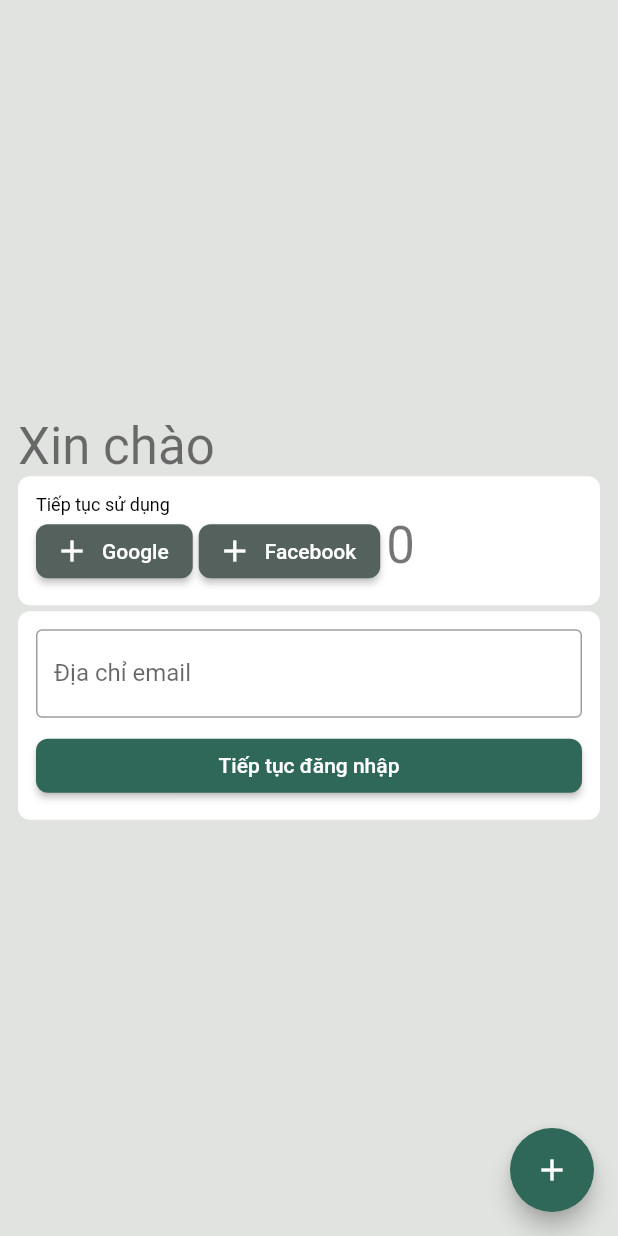
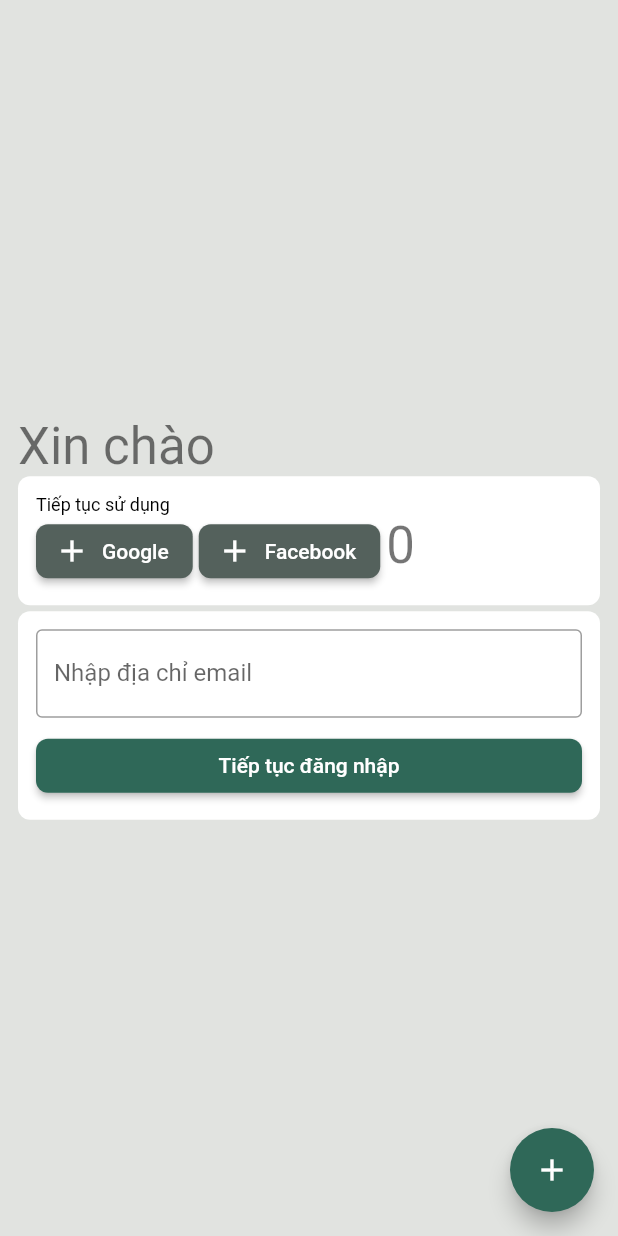
Before and after one commit to solirjin/flutter_application_1, a Flutter app: the screen it shows after launch, on a phone screen of 412 x 824 dp. Run offline on Flutter 3.47's test engine with Material 2 defaults, Android fonts, the phone set to English and light mode, and no system bars.

Commit message:
Update main.dart

```diff
--- a/lib/main.dart
+++ b/lib/main.dart
@@ -194,8 +194,8 @@ class _MyHomePageState extends State<MyHomePage> {
                     // style: Theme.of(context).textTheme.headlineMedium,
                     decoration: InputDecoration(
                       border: OutlineInputBorder(),
-                      hintText: 'Nhập email',
-                      labelText: 'Địa chỉ email',
+                      hintText: 'Địa chỉ email',
+                      labelText: 'Nhập địa chỉ email',
                     ),
                   )),
                   const SizedBox(height: 8),
```
